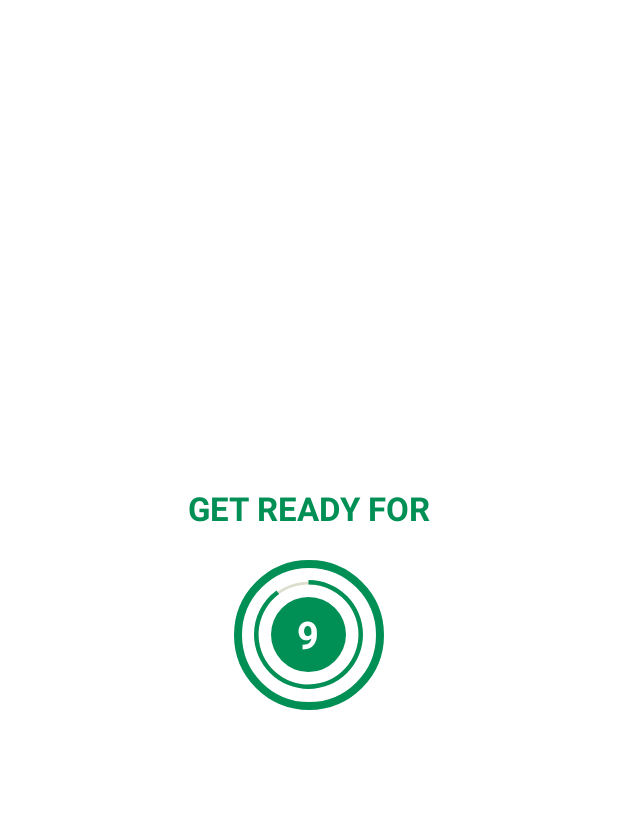
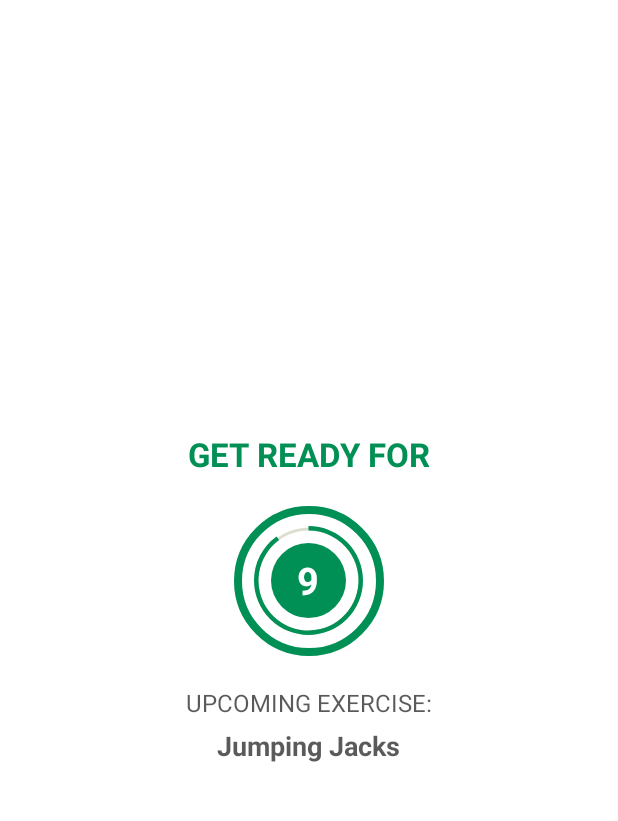
Before and after one commit to hakansarac/WorkoutApp, an Android app: the ExerciseActivity screen opened directly, with no data from a screen before it, on a phone screen of 412 x 824 dp, the part 62-883 px from its top. Run offline under Robolectric (Android 15) with nearby library versions, the phone set to English and light mode, and no system bars.

Commit message:
Exercise and Constants classes created and exercises implemented

```diff
--- /dev/null
+++ b/app/src/main/java/com/hakansarac/workoutapp/Constants.kt
@@ -0,0 +1,120 @@
+package com.hakansarac.workoutapp
+
+class Constants {
+    companion object{
+
+        fun defaultExercisesList():ArrayList<Exercise>{
+            val exercisesList = ArrayList<Exercise>()
+            val jumpingJacks = Exercise(
+                1,
+                "Jumping Jacks",
+                R.drawable.ic_jumping_jacks,
+                false,
+                false
+            )
+            exercisesList.add(jumpingJacks)
+
+            val wallSit = Exercise(
+                2,
+                "Wall Sit",
+                R.drawable.ic_wall_sit,
+                false,
+                false
+            )
+            exercisesList.add(wallSit)
+
+            val pushUp = Exercise(
+                3,
+                "Push Up",
+                R.drawable.ic_push_up,
+                false,
+                false
+            )
+            exercisesList.add(pushUp)
+
+            val abdominalCrunch = Exercise(
+                4,
+                "Abdominal Crunch",
+                R.drawable.ic_abdominal_crunch,
+                false,
+                false
+            )
+            exercisesList.add(abdominalCrunch)
+
+            val stepUpOnChair = Exercise(
+                5,
+                "Step-Up onto Chair",
+                R.drawable.ic_step_up_onto_chair,
+                false,
+                false
+                )
+            exercisesList.add(stepUpOnChair)
+
+            val squat = Exercise(
+                6,
+                "Squat",
+                R.drawable.ic_squat,
+                false,
+                false
+            )
+            exercisesList.add(squat)
+
+            val tricepsDipOnChair = Exercise(
+                7,
+                "Triceps Dip On Chair",
+                R.drawable.ic_triceps_dip_on_chair,
+                false,
+                false
+            )
+            exercisesList.add(tricepsDipOnChair)
+
+            val plank = Exercise(
+                8,
+                "Plank",
+                R.drawable.ic_plank,
+                false,
+                false
+            )
+            exercisesList.add(plank)
+
+            val highKneesRunningInPlace = Exercise(
+                9, "High Knees Running In Place",
+                R.drawable.ic_high_knees_running_in_place,
+                false,
+                false
+            )
+            exercisesList.add(highKneesRunningInPlace)
+
+            val lunges = Exercise(
+                10,
+                "Lunges",
+                R.drawable.ic_lunge,
+                false,
+                false
+            )
+            exercisesList.add(lunges)
+
+            val pushUpAndRotation = Exercise(
+                11,
+                "Push up and Rotation",
+                R.drawable.ic_push_up_and_rotation,
+                false,
+                false
+            )
+            exercisesList.add(pushUpAndRotation)
+
+            val sidePlank = Exercise(
+                12,
+                "Side Plank",
+                R.drawable.ic_side_plank,
+                false,
+                false
+            )
+            exercisesList.add(sidePlank)
+
+
+            return exercisesList
+        }
+
+    }
+}
--- /dev/null
+++ b/app/src/main/java/com/hakansarac/workoutapp/Exercise.kt
@@ -0,0 +1,44 @@
+package com.hakansarac.workoutapp
+
+class Exercise(
+    private var id: Int,
+    private var name : String,
+    private var image : Int,
+    private var isCompleted: Boolean,
+    private var isSelected: Boolean
+) {
+    fun getId() : Int{
+        return id
+    }
+    fun setId(id : Int){
+        this.id = id
+    }
+
+    fun getName() : String{
+        return name
+    }
+    fun setName(name : String){
+        this.name = name
+    }
+
+    fun getImage(): Int{
+        return image
+    }
+    fun setImage(image: Int){
+        this.image = image
+    }
+
+    fun getIsCompleted(): Boolean{
+        return isCompleted
+    }
+    fun setIsCompleted(isCompleted: Boolean){
+        this.isCompleted = isCompleted
+    }
+
+    fun getIsSelected(): Boolean{
+        return isSelected
+    }
+    fun setIsSelected(isSelected: Boolean){
+        this.isSelected = isSelected
+    }
+}
--- a/app/src/main/java/com/hakansarac/workoutapp/ExerciseActivity.kt
+++ b/app/src/main/java/com/hakansarac/workoutapp/ExerciseActivity.kt
@@ -3,13 +3,20 @@ package com.hakansarac.workoutapp
 import androidx.appcompat.app.AppCompatActivity
 import android.os.Bundle
 import android.os.CountDownTimer
+import android.view.View
 import android.widget.Toast
 import kotlinx.android.synthetic.main.activity_exercise.*
 
 class ExerciseActivity : AppCompatActivity() {
 
+    private var exercisesList : ArrayList<Exercise>? = null
+    private var currentExercise = -1
+
     private var restTimer: CountDownTimer? = null
     private var restProgress = 10
+
+    private var exerciseTimer: CountDownTimer? = null
+    private var exerciseProgress = 30
 
     override fun onCreate(savedInstanceState: Bundle?) {
         super.onCreate(savedInstanceState)
@@ -24,30 +31,68 @@ class ExerciseActivity : AppCompatActivity() {
             onBackPressed()
         }
 
+        exercisesList = Constants.defaultExercisesList()
+
         setupRestView()
     }
 
-    private fun setProgressBar(){
-        progressBar.progress = restProgress
+    private fun setRestProgressBar(){
+        progressBarRest.progress = restProgress
         restTimer = object : CountDownTimer(10000,1000){
             override fun onTick(p0: Long) {
-                progressBar.progress = restProgress
+                progressBarRest.progress = restProgress
                 textViewTimer.text = restProgress.toString()
                 restProgress--
             }
 
             override fun onFinish() {
-                //TODO: add exercises here
+                currentExercise++
+                setupExerciseView()
             }
         }.start()
     }
 
+    private fun setExerciseProgressBar(){
+        progressBarExercise.progress = exerciseProgress
+        exerciseTimer = object : CountDownTimer(30000,1000){
+            override fun onTick(p0: Long) {
+                progressBarExercise.progress = exerciseProgress
+                textViewExerciseTimer.text = exerciseProgress.toString()
+                exerciseProgress--
+            }
+
+            override fun onFinish() {
+                if(currentExercise < exercisesList?.size!!-1)
+                    setupRestView()
+                else
+                    Toast.makeText(this@ExerciseActivity,"Congratulations!",Toast.LENGTH_SHORT).show()
+            }
+        }.start()
+    }
+
+
+
     private fun setupRestView(){
+        linearLayoutRestView.visibility = View.VISIBLE
+        linearLayoutExerciseView.visibility = View.GONE
         if(restTimer!= null){
             restTimer!!.cancel()
             restProgress = 10
         }
-        setProgressBar()
+        textViewUpcomingExercise.text = exercisesList!![currentExercise+1].getName()
+        setRestProgressBar()
+    }
+
+    private fun setupExerciseView(){
+        linearLayoutRestView.visibility = View.GONE
+        linearLayoutExerciseView.visibility = View.VISIBLE
+        if(exerciseTimer!= null){
+            exerciseTimer!!.cancel()
+            exerciseProgress = 30
+        }
+        setExerciseProgressBar()
+        imageViewExercise.setImageResource(exercisesList!![currentExercise].getImage())
+        textViewExerciseName.text = exercisesList!![currentExercise].getName()
     }
 
     override fun onDestroy() {
--- a/app/src/main/res/drawable/item_circular_color_ripple_background.xml
+++ b/app/src/main/res/drawable/item_circular_color_ripple_background.xml
@@ -6,5 +6,5 @@
             <solid android:color="@android:color/black"/>
         </shape>
     </item>
-    <item android:drawable="@drawable/item_circular_color"/>
+    <item android:drawable="@drawable/item_circular_color_border"/>
 </ripple>
--- a/app/src/main/res/layout/activity_exercise.xml
+++ b/app/src/main/res/layout/activity_exercise.xml
@@ -37,10 +37,10 @@
             android:layout_width="100dp"
             android:layout_height="100dp"
             android:layout_marginTop="20dp"
-            android:background="@drawable/item_circular_color">
+            android:background="@drawable/item_circular_color_border">
 
             <ProgressBar
-                android:id="@+id/progressBar"
+                android:id="@+id/progressBarRest"
                 style="?android:attr/progressBarStyleHorizontal"
                 android:layout_width="90dp"
                 android:layout_height="90dp"
@@ -72,7 +72,94 @@
 
         </FrameLayout>
 
+        <TextView
+            android:layout_width="wrap_content"
+            android:layout_height="wrap_content"
+            android:layout_marginTop="20dp"
+            android:text="@string/upcoming_exercise"
+            android:textColor="@color/colorPrimary"
+            android:textSize="16sp"/>
+
+        <TextView
+            android:id="@+id/textViewUpcomingExercise"
+            android:layout_width="wrap_content"
+            android:layout_height="wrap_content"
+            android:layout_marginTop="5dp"
+            android:textColor="@color/colorPrimary"
+            android:textSize="@dimen/exercise_name_textSize"
+            android:textStyle="bold"
+            tools:text="Exercise Name"/>
+
     </LinearLayout>
 
+    <LinearLayout
+        android:id="@+id/linearLayoutExerciseView"
+        android:layout_width="match_parent"
+        android:layout_height="match_parent"
+        android:layout_below="@id/toolbarExerciseActivity"
+        android:gravity="center"
+        android:orientation="vertical"
+        android:visibility="gone"
+        tools:visibility="visible">
+
+        <ImageView
+            android:id="@+id/imageViewExercise"
+            android:layout_width="match_parent"
+            android:layout_height="0dp"
+            android:layout_weight="1"
+            android:scaleType="fitXY"
+            android:contentDescription="@string/image"
+            android:src="@drawable/ic_jumping_jacks"/>
+
+        <TextView
+            android:id="@+id/textViewExerciseName"
+            android:layout_width="wrap_content"
+            android:layout_height="wrap_content"
+            android:text="Exercise"
+            android:textColor="@color/colorAccent"
+            android:textSize="@dimen/exercise_name_textSize"
+            android:textStyle="bold"/>
+
+        <FrameLayout
+            android:layout_width="100dp"
+            android:layout_height="100dp"
+            android:layout_marginTop="15dp"
+            android:layout_marginBottom="15dp"
+            android:background="@drawable/item_circular_color_border">
+
+            <ProgressBar
+                android:id="@+id/progressBarExercise"
+                style="?android:attr/progressBarStyleHorizontal"
+                android:layout_width="90dp"
+                android:layout_height="90dp"
+                android:layout_gravity="center"
+                android:background="@drawable/circular_progress_bar_gray"
+                android:indeterminate="false"
+                android:max="30"
+                android:progress="100"
+                android:progressDrawable="@drawable/circular_progress_bar"
+                android:rotation="-90"/>
+
+            <LinearLayout
+                android:layout_width="50dp"
+                android:layout_height="50dp"
+                android:layout_gravity="center"
+                android:background="@drawable/item_circular_color_accent_background"
+                android:gravity="center">
+
+                <TextView
+                    android:id="@+id/textViewExerciseTimer"
+                    android:layout_width="wrap_content"
+                    android:layout_height="wrap_content"
+                    android:textColor="@android:color/white"
+                    android:textSize="25sp"
+                    android:textStyle="bold"
+                    tools:text="30"/>
+
+            </LinearLayout>
+
+        </FrameLayout>
+
+    </LinearLayout>
 
 </RelativeLayout>
--- a/app/src/main/res/values/dimens.xml
+++ b/app/src/main/res/values/dimens.xml
@@ -6,4 +6,5 @@
     <dimen name="start_button_margin_top">20dp</dimen>
     <dimen name="start_button_label_textSize">22sp</dimen>
     <dimen name="get_ready_textSize">22sp</dimen>
+    <dimen name="exercise_name_textSize">18sp</dimen>
 </resources>
--- a/app/src/main/res/values/strings.xml
+++ b/app/src/main/res/values/strings.xml
@@ -3,4 +3,5 @@
     <string name="image">Image</string>
     <string name="start">START</string>
     <string name="get_ready">GET READY FOR</string>
+    <string name="upcoming_exercise">UPCOMING EXERCISE: </string>
 </resources>
```
Also changed, not shown: app/src/main/res/drawable/ic_abdominal_crunch.png (added), app/src/main/res/drawable/ic_high_knees_running_in_place.png (added), app/src/main/res/drawable/ic_jumping_jacks.png (added), app/src/main/res/drawable/ic_lunge.png (added), app/src/main/res/drawable/ic_plank.png (added), app/src/main/res/drawable/ic_push_up.png (added), app/src/main/res/drawable/ic_push_up_and_rotation.png (added), app/src/main/res/drawable/ic_side_plank.png (added), app/src/main/res/drawable/ic_squat.png (added), app/src/main/res/drawable/ic_step_up_onto_chair.png (added), app/src/main/res/drawable/ic_triceps_dip_on_chair.png (added), app/src/main/res/drawable/ic_wall_sit.png (added), app/src/main/res/drawable/item_circular_color_border.xml (renamed from app/src/main/res/drawable/item_circular_color.xml).
